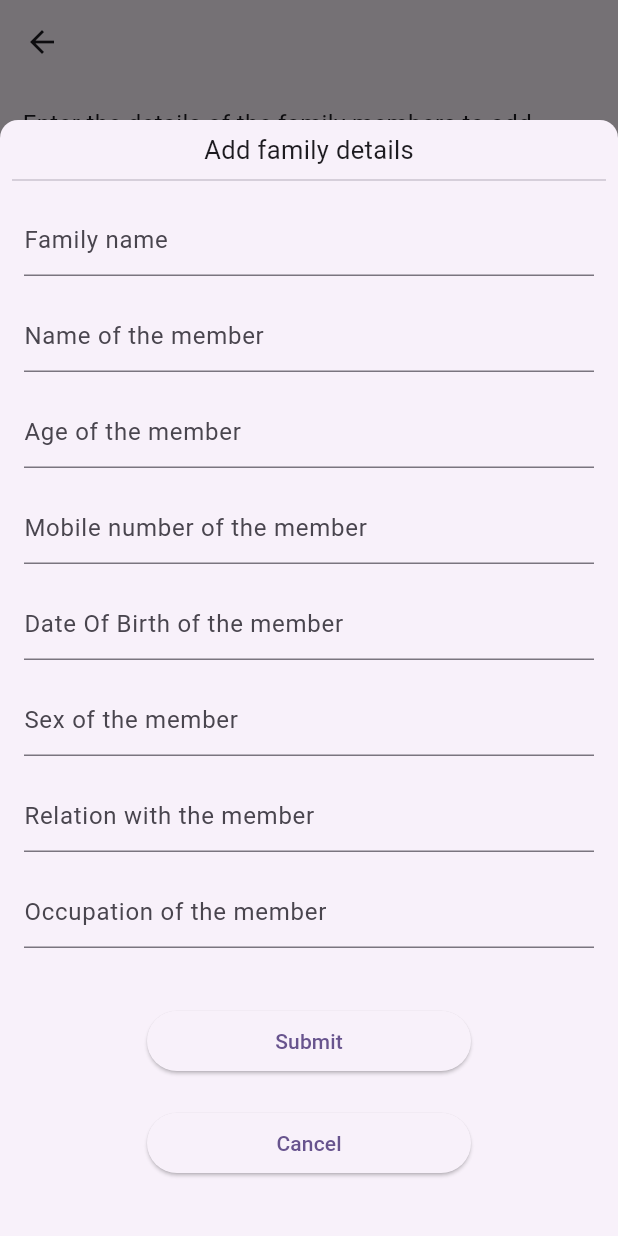
After one commit to geethuvinil/my_home, a Flutter app: the AddMoreFamilyScreen screen opened directly, after a tap on "Add Family", on a phone screen of 412 x 824 dp. The commit adds this screen. Run offline on Flutter 3.47's test engine with Material 2 defaults, Android fonts, the light colour scheme and no system bars; our stand-ins replace animated_splash_screen, file_picker, get, open_file; missing offline and left inert: avatar_view, graphview.

Commit message:
add family on progress

```diff
--- a/lib/common_widgets/common_drawer.dart
+++ b/lib/common_widgets/common_drawer.dart
@@ -2,6 +2,7 @@ import 'package:flutter/material.dart';
 import 'package:flutter/services.dart';
 import 'package:get/get.dart';
 import 'package:my_home_app/screens/account_screen.dart';
+import 'package:my_home_app/screens/addMoreFamily_screen.dart';
 import 'package:my_home_app/screens/documents_screen.dart';
 import 'package:my_home_app/screens/payments_screen.dart';
 
@@ -42,6 +43,7 @@ class _CommonDrawerState extends State<CommonDrawer> {
           drawerListTile(
               tileName: "Add more family",
               tileIcon: Icons.family_restroom_rounded,
+              moveToScreen: () => AddMoreFamilyScreen()
              ),
           drawerListTile(
               tileName: "Account",
--- /dev/null
+++ b/lib/screens/addMoreFamily_screen.dart
@@ -0,0 +1,162 @@
+import 'package:flutter/material.dart';
+
+class AddMoreFamilyScreen extends StatefulWidget {
+  const AddMoreFamilyScreen({super.key});
+
+  @override
+  State<AddMoreFamilyScreen> createState() => _AddMoreFamilyScreenState();
+}
+
+class _AddMoreFamilyScreenState extends State<AddMoreFamilyScreen> {
+  TextEditingController familyNameController = TextEditingController();
+  TextEditingController nameController = TextEditingController();
+  TextEditingController ageController = TextEditingController();
+  TextEditingController dobController = TextEditingController();
+  TextEditingController phoneNumberController = TextEditingController();
+  TextEditingController sexController = TextEditingController();
+  TextEditingController relationController = TextEditingController();
+  TextEditingController occupationController = TextEditingController();
+  TextEditingController imageController = TextEditingController();
+  @override
+  Widget build(BuildContext context) {
+    return Scaffold(
+      appBar: AppBar(),
+      body: SingleChildScrollView(
+        child: Column(
+          children: [
+            Padding(
+              padding: const EdgeInsets.all(15.0),
+              child: Column(
+                children: [
+                  Center(
+                      child: Text(
+                    "Enter the details of the family members to add another family.",
+                    style: TextStyle(fontSize: 16),
+                  )),
+                  SizedBox(
+                    height: 10,
+                  ),
+                  OutlinedButton(
+                      onPressed: () {
+                        addFamilyDetails();
+                      },
+                      child: Text("Add Family")),
+                ],
+              ),
+            ),
+            Divider(
+              thickness: 1,
+            )
+          ],
+        ),
+      ),
+    );
+  }
+
+  addFamilyDetails() async {
+    familyNameController.clear();
+     nameController.clear();
+     ageController.clear();
+     dobController.clear();
+     sexController.clear();
+     phoneNumberController.clear();
+     relationController.clear();
+     occupationController.clear();
+     imageController.clear();
+    await showModalBottomSheet(
+      isScrollControlled: true,
+      enableDrag: true,
+      shape: RoundedRectangleBorder(
+          borderRadius: BorderRadius.only(
+              topLeft: Radius.circular(12), topRight: Radius.circular(12))),
+      context: context,
+      builder: (context) {
+        return SingleChildScrollView(
+          child: StatefulBuilder(
+            builder: (context, setState) => SafeArea(
+                child: Padding(
+              padding: MediaQuery.of(context).viewInsets,
+              child: Padding(
+                padding: const EdgeInsets.all(8.0),
+                child: Column(
+                  crossAxisAlignment: CrossAxisAlignment.stretch,
+                  mainAxisSize: MainAxisSize.min,
+                  children: [
+                    Center(
+                        child: Text(
+                      "Add family details",
+                      style: TextStyle(
+                        fontSize: 17,
+                      ),
+                    )),
+                    Divider(),
+                    detailTextField(
+                        hintTextField: "Family name",
+                        typeofText: TextInputType.multiline,
+                        controllerName: familyNameController),
+                    detailTextField(
+                        hintTextField: "Name of the member",
+                        typeofText: TextInputType.name,
+                        controllerName: nameController),
+                    detailTextField(
+                        hintTextField: "Age of the member",
+                        typeofText: TextInputType.number,
+                        controllerName: ageController),
+                    detailTextField(
+                        hintTextField: "Mobile number of the member",
+                        typeofText: TextInputType.number,
+                        controllerName:phoneNumberController ),
+                    detailTextField(
+                        hintTextField: "Date Of Birth of the member",
+                        typeofText: TextInputType.datetime,
+                        controllerName: dobController),
+                    detailTextField(
+                        hintTextField: "Sex of the member",
+                        typeofText: TextInputType.text,
+                        controllerName: sexController),
+                    detailTextField(
+                        hintTextField: "Relation with the member",
+                        typeofText: TextInputType.name,
+                        controllerName: relationController),
+                    detailTextField(
+                        hintTextField: "Occupation of the member",
+                        typeofText: TextInputType.multiline,
+                        controllerName: occupationController),
+                    //// needc to add image of member
+
+                    Padding(
+                      padding:
+                          const EdgeInsets.only(top: 30, left: 90, right: 90),
+                      child: ElevatedButton(
+                          onPressed: () {}, child: Text("Submit")),
+                    ),
+                    Padding(
+                      padding: const EdgeInsets.only(
+                          top: 20, left: 90, right: 90, bottom: 30),
+                      child: ElevatedButton(
+                          onPressed: () {}, child: Text("Cancel")),
+                    )
+                  ],
+                ),
+              ),
+            )),
+          ),
+        );
+      },
+    );
+  }
+
+  detailTextField(
+      {String? hintTextField,
+      TextInputType? typeofText,
+      TextEditingController? controllerName}) {
+    return Padding(
+      padding: const EdgeInsets.all(8.0),
+      child: TextFormField(
+        controller: controllerName,
+        decoration: InputDecoration(hintText: hintTextField ?? ""),
+        keyboardType: typeofText,
+      ),
+    );
+  }
+}
```
